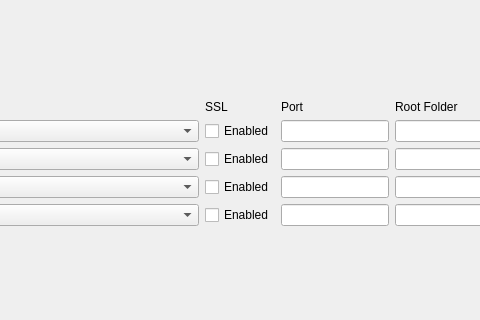
Old version of the form ui/forms/Pages/LanguagesPage.ui in the repository Newt-Louis/literate-barnacle; both pictures show x 186 to 666 and y 0 to 320 of the 896 by 640 pixel window.
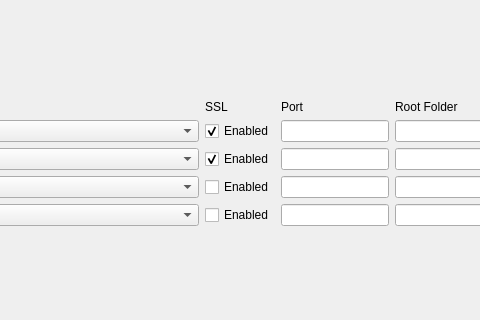
New version of the form.

Commit message: handle on browse button click to open dialog

Diff of the .ui file:
```diff
--- a/ui/forms/Pages/LanguagesPage.ui
+++ b/ui/forms/Pages/LanguagesPage.ui
@@ -96,6 +96,9 @@
        <property name="text">
         <string>Enabled</string>
        </property>
+       <property name="checked">
+        <bool>true</bool>
+       </property>
       </widget>
      </item>
      <item row="2" column="0">
@@ -144,6 +147,12 @@
        <property name="text">
         <string>Enabled</string>
        </property>
+       <property name="checkable">
+        <bool>true</bool>
+       </property>
+       <property name="checked">
+        <bool>true</bool>
+       </property>
       </widget>
      </item>
      <item row="0" column="4">
```
The commit also changes 4 other files.
